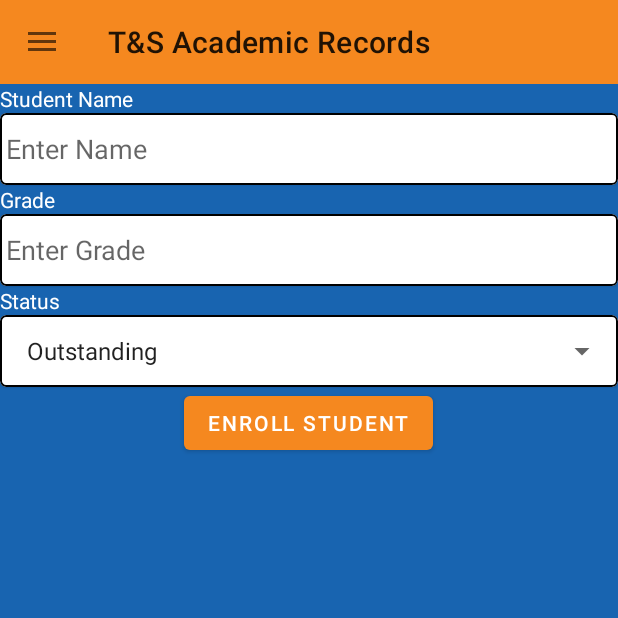
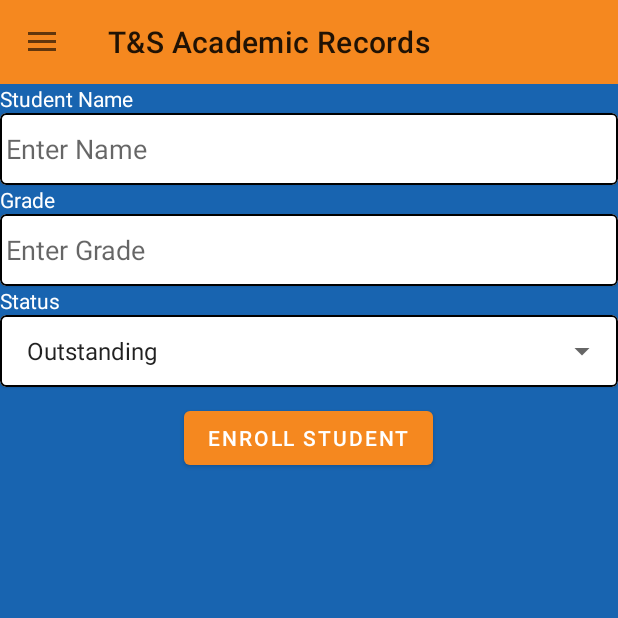
Before and after one commit to DoctoraCics/MobileProgrammingProject, an Android app: the Enroll_Student_Screen screen opened directly, with no data from a screen before it, on a phone screen of 412 x 824 dp, the top half of it. Run offline under Robolectric (Android 15) with nearby library versions, the phone set to English and light mode, and no system bars.

Commit message:
minor additions

```diff
--- a/app/src/main/res/layout/activity_add_subject_screen.xml
+++ b/app/src/main/res/layout/activity_add_subject_screen.xml
@@ -94,6 +94,10 @@
 
         </com.google.android.material.card.MaterialCardView>
 
+        <Space
+            android:layout_width="match_parent"
+            android:layout_height="10dp" />
+
         <Button
             android:id="@+id/addSubj"
             android:layout_width="wrap_content"
--- a/app/src/main/res/layout/activity_developers_screen.xml
+++ b/app/src/main/res/layout/activity_developers_screen.xml
@@ -415,7 +415,7 @@
 
                         <ImageView
                             android:layout_width="match_parent"
-                            android:layout_height="match_parent"
+                            android:layout_height="wrap_content"
                             android:src="@drawable/doctora" />
                     </androidx.cardview.widget.CardView>
 
--- a/app/src/main/res/layout/activity_enroll_student_screen.xml
+++ b/app/src/main/res/layout/activity_enroll_student_screen.xml
@@ -99,7 +99,13 @@
             android:layout_height="wrap_content"
             app:strokeWidth="1dp"
             app:strokeColor="@color/black"
-            app:cardCornerRadius="4dp"/>
+            app:cardCornerRadius="4dp">
+
+        </com.google.android.material.card.MaterialCardView>
+
+        <Space
+            android:layout_width="wrap_content"
+            android:layout_height="10dp" />
 
         <Button
             android:id="@+id/enrollStudent"
--- a/app/src/main/res/layout/activity_home_screen.xml
+++ b/app/src/main/res/layout/activity_home_screen.xml
@@ -47,6 +47,10 @@
 
         </com.google.android.material.card.MaterialCardView>
 
+        <Space
+            android:layout_width="match_parent"
+            android:layout_height="10dp" />
+
         <Button
             android:id="@+id/buttonHome"
             android:layout_width="wrap_content"
--- a/app/src/main/res/layout/activity_subject_screen.xml
+++ b/app/src/main/res/layout/activity_subject_screen.xml
@@ -17,6 +17,10 @@
             layout="@layout/navigation_action"
             android:layout_width="match_parent"
             android:layout_height="wrap_content" />
+
+        <Space
+            android:layout_width="match_parent"
+            android:layout_height="5dp" />
 
         <Button
             android:id="@+id/addSubject"
```
